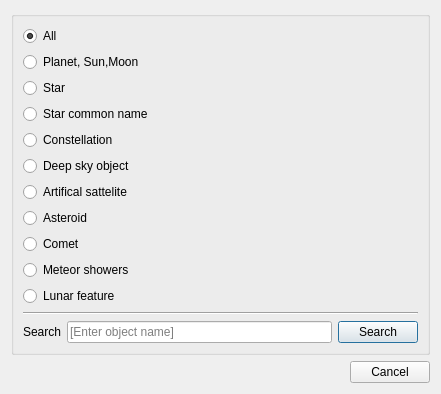
This is cadvsearch.ui in PavelMr/skytechx as Qt 5 draws it before an edit. The edited form follows.
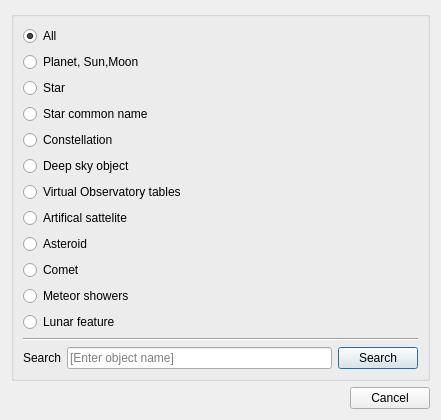
This is the edited form. Custom widgets are drawn as their Qt base class.

```diff
--- a/cadvsearch.ui
+++ b/cadvsearch.ui
@@ -7,7 +7,7 @@
     <x>0</x>
     <y>0</y>
     <width>441</width>
-    <height>343</height>
+    <height>366</height>
    </rect>
   </property>
   <property name="windowTitle">
@@ -69,6 +69,13 @@
             </property>
            </widget>
           </item>
+          <item>
+           <widget class="QRadioButton" name="radioButton_11">
+            <property name="text">
+             <string>Virtual Observatory tables</string>
+            </property>
+           </widget>
+          </item>
           <item>
            <widget class="QRadioButton" name="radioButton_6">
             <property name="text">
```
